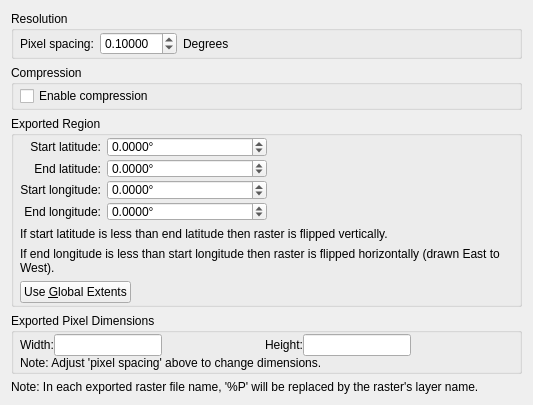
The window that src/qt-widgets/ExportRasterOptionsWidgetUi.ui (GPlates/GPlates) describes before a commit, drawn with Qt 5.
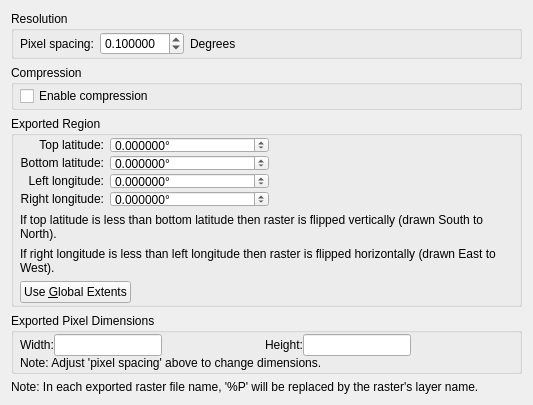
The same window after the commit. Icons and pictures are not drawn.

Commit message: (trunk) Reverted back to calling lat-lon extents top/bottom/left/right instead of start/end in raster export. Also using 6 decimal places instead of 4 (for lat-lon extents, and pixel resolution).

Patch:
```diff
--- a/src/qt-widgets/ExportRasterOptionsWidgetUi.ui
+++ b/src/qt-widgets/ExportRasterOptionsWidgetUi.ui
@@ -51,7 +51,7 @@
          <item>
           <widget class="QDoubleSpinBox" name="resolution_spin_box">
            <property name="decimals">
-            <number>5</number>
+            <number>6</number>
            </property>
            <property name="minimum">
             <double>0.000010000000000</double>
@@ -153,7 +153,7 @@
            </sizepolicy>
           </property>
           <property name="text">
-           <string>Start latitude:</string>
+           <string>Top latitude:</string>
           </property>
           <property name="alignment">
            <set>Qt::AlignRight|Qt::AlignTrailing|Qt::AlignVCenter</set>
@@ -172,7 +172,7 @@
            <string>°</string>
           </property>
           <property name="decimals">
-           <number>4</number>
+           <number>6</number>
           </property>
           <property name="minimum">
            <double>-90.000000000000000</double>
@@ -201,7 +201,7 @@
            </sizepolicy>
           </property>
           <property name="text">
-           <string>End latitude:</string>
+           <string>Bottom latitude:</string>
           </property>
           <property name="alignment">
            <set>Qt::AlignRight|Qt::AlignTrailing|Qt::AlignVCenter</set>
@@ -220,7 +220,7 @@
            <string>°</string>
           </property>
           <property name="decimals">
-           <number>4</number>
+           <number>6</number>
           </property>
           <property name="minimum">
            <double>-90.000000000000000</double>
@@ -249,7 +249,7 @@
            </sizepolicy>
           </property>
           <property name="text">
-           <string>Start longitude:</string>
+           <string>Left longitude:</string>
           </property>
           <property name="alignment">
            <set>Qt::AlignRight|Qt::AlignTrailing|Qt::AlignVCenter</set>
@@ -268,7 +268,7 @@
            <string>°</string>
           </property>
           <property name="decimals">
-           <number>4</number>
+           <number>6</number>
           </property>
           <property name="minimum">
            <double>-360.000000000000000</double>
@@ -297,7 +297,7 @@
            </sizepolicy>
           </property>
           <property name="text">
-           <string>End longitude:</string>
+           <string>Right longitude:</string>
           </property>
           <property name="alignment">
            <set>Qt::AlignRight|Qt::AlignTrailing|Qt::AlignVCenter</set>
@@ -316,7 +316,7 @@
            <string>°</string>
           </property>
           <property name="decimals">
-           <number>4</number>
+           <number>6</number>
           </property>
           <property name="minimum">
            <double>-360.000000000000000</double>
@@ -341,7 +341,7 @@
       <item>
        <widget class="QLabel" name="lat_extents_label">
         <property name="text">
-         <string>If start latitude is less than end latitude then raster is flipped vertically.</string>
+         <string>If top latitude is less than bottom latitude then raster is flipped vertically (drawn South to North).</string>
         </property>
         <property name="wordWrap">
          <bool>true</bool>
@@ -351,7 +351,7 @@
       <item>
        <widget class="QLabel" name="lon_extents_label">
         <property name="text">
-         <string>If end longitude is less than start longitude then raster is flipped horizontally (drawn East to West).</string>
+         <string>If right longitude is less than left longitude then raster is flipped horizontally (drawn East to West).</string>
         </property>
         <property name="wordWrap">
          <bool>true</bool>
```
